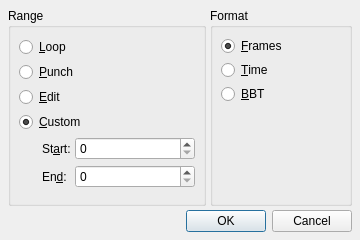
Above: src/qtractorTakeRangeForm.ui from rncbc/qtractor before the change. Below: the same form after it.
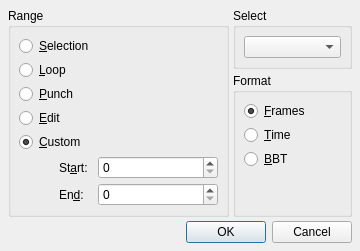
That is the form after the change. Icons and pictures are not drawn. Custom widgets are drawn as their Qt base class.

Commit message: - More take range dialog fixing.

The edit to the form file:
```diff
--- a/src/qtractorTakeRangeForm.ui
+++ b/src/qtractorTakeRangeForm.ui
@@ -53,7 +53,20 @@
       <string>Range</string>
      </property>
      <layout class="QGridLayout">
-      <item row="0" column="0" colspan="2">
+	  <item row="0" column="0" colspan="2">
+	   <widget class="QRadioButton" name="SelectionRangeRadioButton">
+		<property name="toolTip">
+		 <string>Selection range</string>
+		</property>
+		<property name="text">
+		 <string>&amp;Selection</string>
+		</property>
+		<property name="checked">
+		 <bool>false</bool>
+		</property>
+	   </widget>
+	  </item>
+	  <item row="1" column="0" colspan="2">
        <widget class="QRadioButton" name="LoopRangeRadioButton">
         <property name="toolTip">
          <string>Loop range</string>
@@ -66,7 +79,7 @@
         </property>
        </widget>
       </item>
-      <item row="1" column="0" colspan="3">
+	  <item row="2" column="0" colspan="3">
        <widget class="QRadioButton" name="PunchRangeRadioButton">
         <property name="toolTip">
          <string>Punch range</string>
@@ -79,7 +92,7 @@
         </property>
        </widget>
       </item>
-      <item row="2" column="0" colspan="2">
+	  <item row="3" column="0" colspan="2">
        <widget class="QRadioButton" name="EditRangeRadioButton">
         <property name="toolTip">
          <string>Edit range</string>
@@ -92,7 +105,7 @@
         </property>
        </widget>
       </item>
-      <item row="3" column="0" colspan="3">
+	  <item row="4" column="0" colspan="3">
        <widget class="QRadioButton" name="CustomRangeRadioButton">
         <property name="toolTip">
          <string>Custom range</string>
@@ -105,7 +118,7 @@
         </property>
        </widget>
       </item>
-      <item row="4" column="0" rowspan="2">
+	  <item row="5" column="0" rowspan="2">
        <spacer>
         <property name="orientation">
          <enum>Qt::Horizontal</enum>
@@ -121,7 +134,7 @@
         </property>
        </spacer>
       </item>
-      <item row="4" column="1">
+	  <item row="5" column="1">
        <widget class="QLabel" name="TakeStartTextLLabel">
         <property name="text">
          <string>St&amp;art:</string>
@@ -131,7 +144,7 @@
         </property>
        </widget>
       </item>
-      <item row="4" column="2">
+	  <item row="5" column="2">
        <widget class="qtractorTimeSpinBox" name="TakeStartSpinBox">
         <property name="minimumSize">
          <size>
@@ -144,7 +157,7 @@
         </property>
        </widget>
       </item>
-      <item row="5" column="1">
+	  <item row="6" column="1">
        <widget class="QLabel" name="TakeEndTextLLabel">
         <property name="text">
          <string>En&amp;d:</string>
@@ -154,7 +167,7 @@
         </property>
        </widget>
       </item>
-      <item row="5" column="2">
+	  <item row="6" column="2">
        <widget class="qtractorTimeSpinBox" name="TakeEndSpinBox">
         <property name="minimumSize">
          <size>
@@ -170,12 +183,28 @@
      </layout>
     </widget>
    </item>
-   <item row="0" column="1" rowspan="2">
+   <item row="0" column="1">
+	<widget class="QGroupBox" name="SelectGroupBox">
+	 <property name="title">
+	  <string>Select</string>
+	 </property>
+	 <layout class="QVBoxLayout">
+	  <item>
+	   <widget class="QComboBox" name="CurrentTakeComboBox">
+		<property name="toolTip">
+		 <string>Current take</string>
+		</property>
+	   </widget>
+	  </item>
+	 </layout>
+	</widget>
+   </item>
+   <item row="1" column="1">
     <widget class="QGroupBox" name="FormatGroupBox">
      <property name="title">
       <string>Format</string>
      </property>
-     <layout class="QVBoxLayout" name="verticalLayout">
+	 <layout class="QVBoxLayout">
       <item>
        <widget class="QRadioButton" name="FramesRadioButton">
         <property name="toolTip">
@@ -189,7 +218,7 @@
         </property>
        </widget>
       </item>
-      <item>
+	  <item>
        <widget class="QRadioButton" name="TimeRadioButton">
         <property name="toolTip">
          <string>Time (hh:mm:ss.zzz)</string>
```
Left out of the diff: 4 changed lines with no effect on the pictures. The commit also changes 5 other files.
